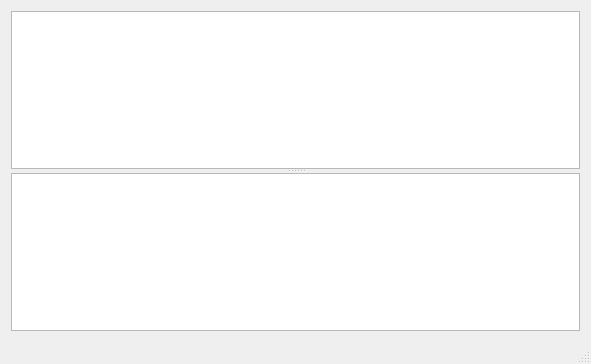
This is mainwindow.ui in trdm/Clint as Qt 5 draws it before an edit. The edited form follows.
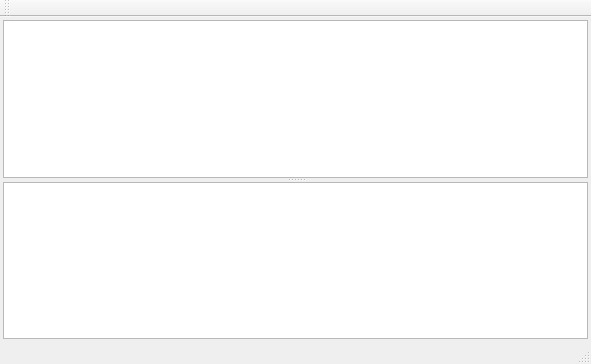
This is the edited form. Icons and pictures are not drawn.

The edit to the form file:
```diff
--- a/mainwindow.ui
+++ b/mainwindow.ui
@@ -19,6 +19,21 @@
   </property>
   <widget class="QWidget" name="centralWidget">
    <layout class="QVBoxLayout" name="verticalLayout">
+    <property name="spacing">
+     <number>2</number>
+    </property>
+    <property name="leftMargin">
+     <number>3</number>
+    </property>
+    <property name="topMargin">
+     <number>3</number>
+    </property>
+    <property name="rightMargin">
+     <number>3</number>
+    </property>
+    <property name="bottomMargin">
+     <number>3</number>
+    </property>
     <item>
      <widget class="QSplitter" name="splitter">
       <property name="orientation">
@@ -29,10 +44,22 @@
         <bool>true</bool>
        </property>
       </widget>
-      <widget class="QTextEdit" name="textEdit">
+      <widget class="QPlainTextEdit" name="textEdit">
+       <property name="tabChangesFocus">
+        <bool>true</bool>
+       </property>
+       <property name="undoRedoEnabled">
+        <bool>false</bool>
+       </property>
+       <property name="lineWrapMode">
+        <enum>QPlainTextEdit::NoWrap</enum>
+       </property>
        <property name="readOnly">
         <bool>true</bool>
        </property>
+       <property name="tabStopWidth">
+        <number>20</number>
+       </property>
       </widget>
      </widget>
     </item>
@@ -48,6 +75,14 @@
     </rect>
    </property>
   </widget>
+  <widget class="QToolBar" name="mainToolBar">
+   <attribute name="toolBarArea">
+    <enum>TopToolBarArea</enum>
+   </attribute>
+   <attribute name="toolBarBreak">
+    <bool>false</bool>
+   </attribute>
+  </widget>  
   <widget class="QStatusBar" name="statusBar"/>
  </widget>
  <layoutdefault spacing="6" margin="11"/>
```
Left out of the diff: 2 changed lines with no effect on the pictures.
